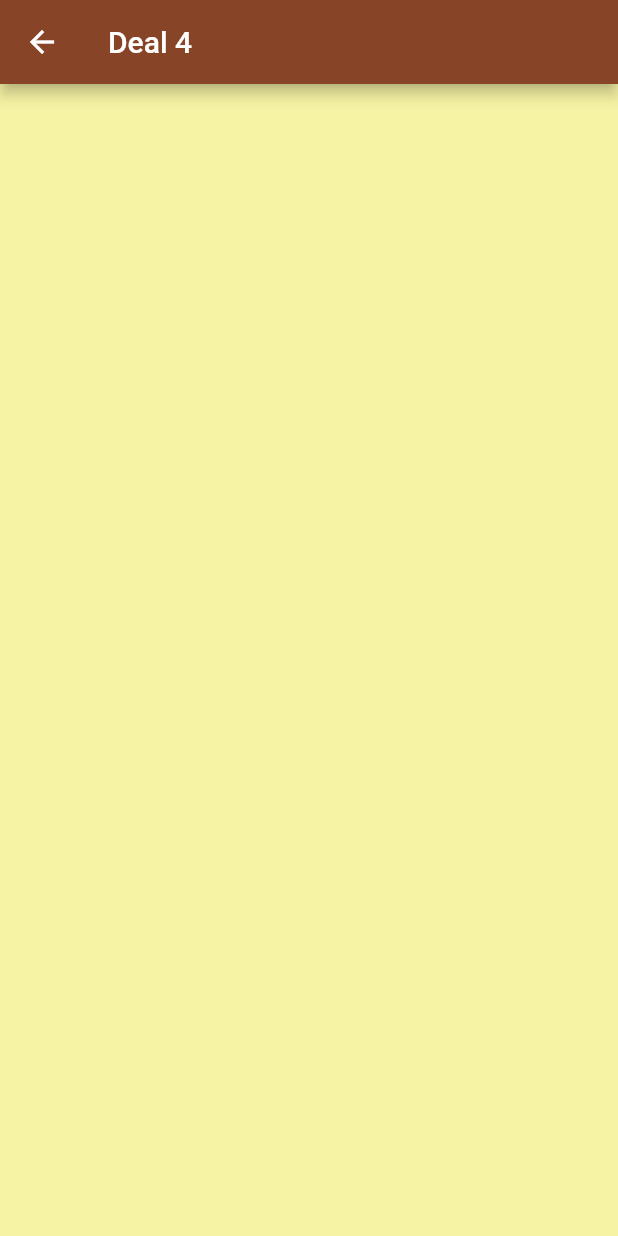
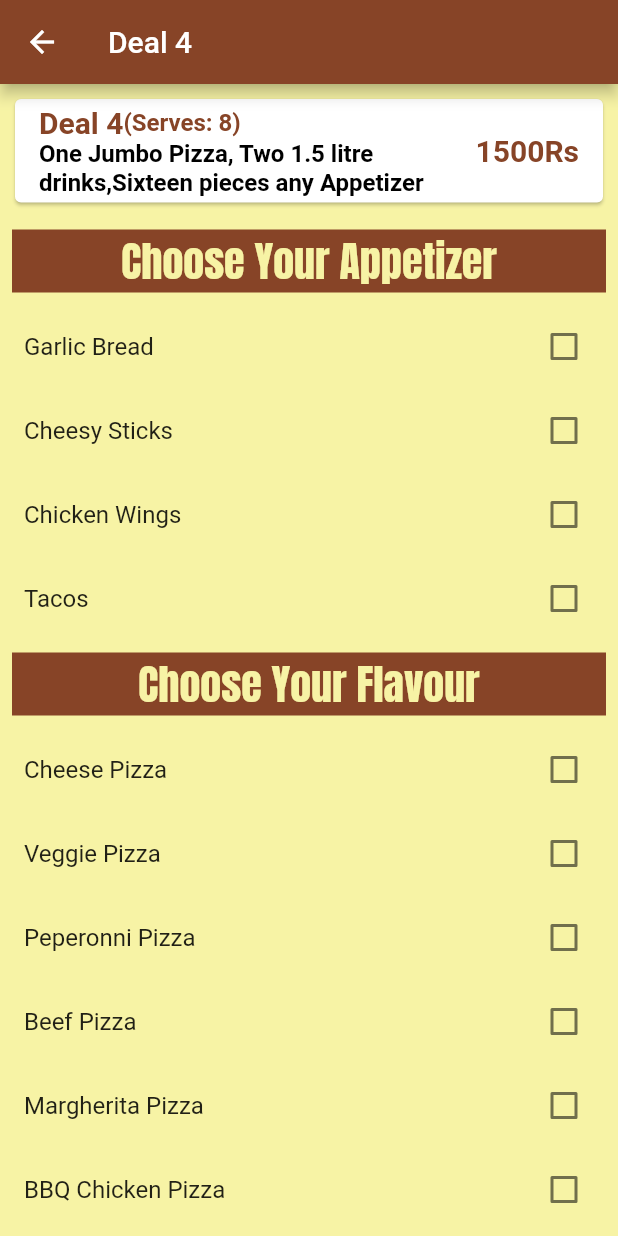
Before and after one commit to hasan661/SHIPIZZA-app, a Flutter app: the screen it shows after launch, after a tap on "Deal 4", on a phone screen of 412 x 824 dp. Run offline on Flutter 3.47's test engine with Material 2 defaults, Android fonts, the phone set to English and light mode, and no system bars; our stand-ins replace google_fonts; network calls fail.

Commit message:
shipizza

```diff
--- a/shipizza/lib/providers/appetizers.dart
+++ b/shipizza/lib/providers/appetizers.dart
@@ -1,4 +1,4 @@
-import 'package:flutter/cupertino.dart';
+import 'package:flutter/material.dart';
 
 class Appetizers {
   final String id;
@@ -55,4 +55,36 @@ class Appetizer_Provider with ChangeNotifier {
 
   }
 
+  List<bool> test = [];
+  dynamic checkboxlisttilebuilder() {
+    List<Widget> widget = [];
+    for (var i = 0; i < _appetizers.length; i++) {
+      test.add(false);
+      widget.add(
+        CheckboxListTile(
+          value: test[i],
+          onChanged: (val) {
+
+            for(var j=0;j<_appetizers.length;j++)
+            {
+              if(i==j)
+              {
+                test[j] = val!;
+
+              }
+              else{
+                test[j]=false;
+              }
+
+            }
+
+            notifyListeners();
+          },
+          title: Text("${_appetizers[i].title}"),
+        ),
+      );
+    }
+    return widget;
+  }
+
 }
--- a/shipizza/lib/providers/colddrinks.dart
+++ b/shipizza/lib/providers/colddrinks.dart
@@ -1,4 +1,4 @@
-import 'package:flutter/cupertino.dart';
+import 'package:flutter/material.dart';
 
 class ColdDrink {
   final String id;
@@ -39,4 +39,36 @@ class ColdDrinkProvider with ChangeNotifier {
   List get colddrinks{
     return [..._colddrinks];
   }
+
+  List<bool> test = [];
+  dynamic checkboxlisttilebuilder() {
+    List<Widget> widget = [];
+    for (var i = 0; i < _colddrinks.length; i++) {
+      test.add(false);
+      widget.add(
+        CheckboxListTile(
+          value: test[i],
+          onChanged: (val) {
+
+            for(var j=0;j<_colddrinks.length;j++)
+            {
+              if(i==j)
+              {
+                test[j] = val!;
+
+              }
+              else{
+                test[j]=false;
+              }
+
+            }
+
+            notifyListeners();
+          },
+          title: Text("${_colddrinks[i].title}"),
+        ),
+      );
+    }
+    return widget;
+  }
 }
--- a/shipizza/lib/providers/pizza_detail.dart
+++ b/shipizza/lib/providers/pizza_detail.dart
@@ -1,4 +1,5 @@
 import 'package:flutter/cupertino.dart';
+import 'package:flutter/material.dart';
 
 class Pizza {
   final String id;
@@ -7,13 +8,12 @@ class Pizza {
   final String title;
   final String detail;
 
-  const Pizza({
-    required this.detail,
-    required this.title,
-    required this.id,
-    required this.imageURL,
-    required this.price
-  });
+  const Pizza(
+      {required this.detail,
+      required this.title,
+      required this.id,
+      required this.imageURL,
+      required this.price});
 }
 
 class PizzaProvider with ChangeNotifier {
@@ -149,8 +149,39 @@ class PizzaProvider with ChangeNotifier {
     ),
   ];
 
-
   List<Pizza> get pizzaitems {
     return [..._pizzaitems];
   }
+
+  List<bool> test = [];
+  dynamic checkboxlisttilebuilder() {
+    List<Widget> widget = [];
+    for (var i = 0; i < _pizzaitems.length; i++) {
+      test.add(false);
+      widget.add(
+        CheckboxListTile(
+          value: test[i],
+          onChanged: (val) {
+
+            for(var j=0;j<_pizzaitems.length;j++)
+            {
+              if(i==j)
+              {
+                test[j] = val!;
+
+              }
+              else{
+                test[j]=false;
+              }
+
+            }
+
+            notifyListeners();
+          },
+          title: Text("${_pizzaitems[i].title}"),
+        ),
+      );
+    }
+    return widget;
+  }
 }
--- a/shipizza/lib/screens/dealsscreen.dart
+++ b/shipizza/lib/screens/dealsscreen.dart
@@ -1,14 +1,42 @@
 import 'package:flutter/material.dart';
 import 'package:provider/provider.dart';
+import 'package:shipizza/providers/appetizers.dart';
+import 'package:shipizza/providers/colddrinks.dart';
 import 'package:shipizza/providers/deal.dart';
+import 'package:google_fonts/google_fonts.dart';
+import 'package:shipizza/providers/pizza_detail.dart';
 
 class DealsScreen extends StatelessWidget {
   static const routeName = "/deals";
+   bool test=false;
   @override
   Widget build(BuildContext context) {
     final id = ModalRoute.of(context)!.settings.arguments;
     final dealData = Provider.of<DealProvider>(context).filteredwithid(id);
+    final pizzaData=Provider.of<PizzaProvider>(context);
+    final appetizerData=Provider.of<Appetizer_Provider>(context);
+    final colddrinkData=Provider.of<ColdDrinkProvider>(context);
     // print(dealData.title);
+    Widget headingbuilder(var text)
+    {
+      return
+      Padding(
+               padding: EdgeInsets.all(8),
+               child: Container(
+
+                width: double.infinity,
+                color: Theme.of(context).primaryColor,
+                child: Text(
+                  text,
+                  style: GoogleFonts.anton(
+                      fontSize: 28, color: Theme.of(context).canvasColor),
+                  textAlign: TextAlign.center,
+                ),
+                       ),
+             );
+    }
+
+
 
     return Scaffold(
       appBar: AppBar(
@@ -17,7 +45,58 @@ class DealsScreen extends StatelessWidget {
         ),
 
       ),
-      // body: ,
+      body: SingleChildScrollView(
+        child: Column(
+           children: [
+             Card(
+               margin: EdgeInsets.all(10),
+               child: ListTile(
+                      trailing: Text(
+                        "${dealData.price}Rs",
+                        style: TextStyle(
+                            color: Theme.of(context).primaryColor,
+                            fontWeight: FontWeight.bold,
+                            fontSize: 20),
+                      ),
+                      title: Row(
+                        // mainAxisAlignment :MainAxisAlignment,
+                        children: [
+                          Text(
+                            "${dealData.title}",
+                            style: TextStyle(
+                                color: Theme.of(context).primaryColor,
+                                fontWeight: FontWeight.bold,
+                                fontSize: 20),
+                          ),
+                          Text(
+                            "(Serves: ${dealData.serves})",
+                            style: TextStyle(
+                                color: Theme.of(context).primaryColor,
+                                fontWeight: FontWeight.bold,
+                                fontSize: 16),
+                          ),
+                        ],
+                      ),
+                      subtitle: Text(
+                        "${dealData.items.join()}",
+                        style: TextStyle(
+                            fontSize: 16,
+                            fontWeight: FontWeight.bold,
+                            color: Colors.black),
+                      )
+                      //
+                      ),
+             ),
+             headingbuilder("Choose Your Appetizer"),
+             ...appetizerData.checkboxlisttilebuilder(),
+            headingbuilder("Choose Your Flavour"),
+             ...pizzaData.checkboxlisttilebuilder(),
+             headingbuilder("Choose Your Drinks"),
+             ...colddrinkData.checkboxlisttilebuilder()
+
+           ],
+        ),
+      ),
     );
   }
 }
```
